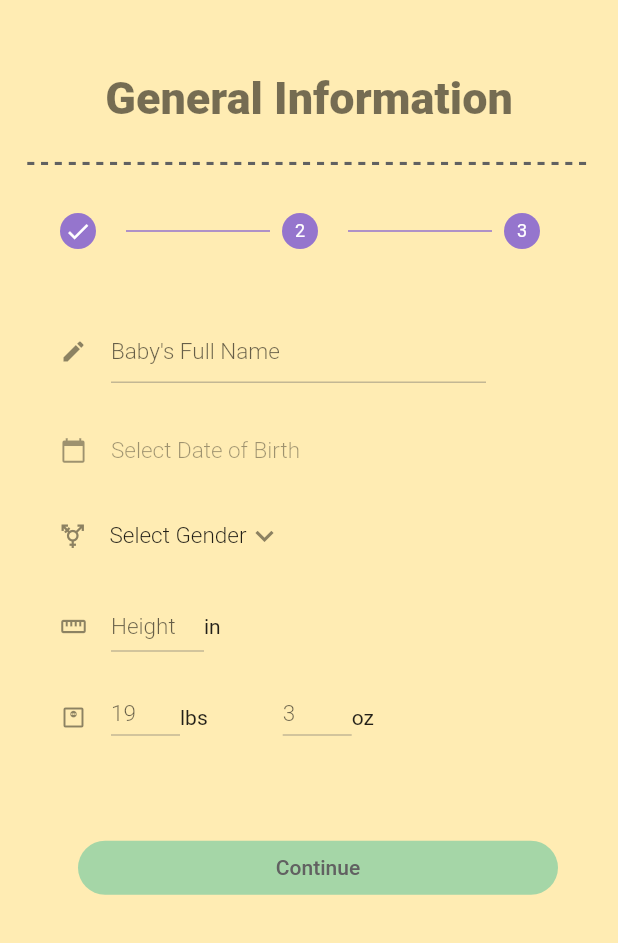
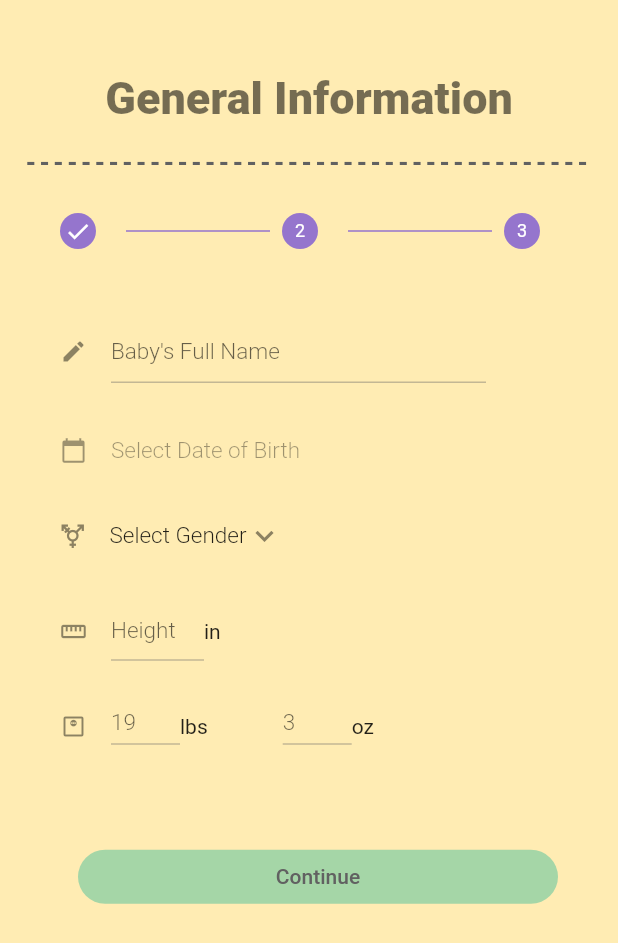
Before and after one commit to acm-projects/BabyQuest, a Flutter app: the screen it shows once a user with an empty profile is signed in, on a phone screen of 412 x 824 dp. Shown: the top 943 px of the screen. Run offline on Flutter 3.47's test engine with Material 2 defaults, Android fonts, the phone set to English and light mode, and no system bars; our stand-ins replace cloud_firestore, convex_bottom_bar, firebase_auth, firebase_core, firebase_storage, flutter_spinkit and 5 more; missing offline and left inert: flutter_libphonenumber; accounts and stored records are empty.

Commit message:
fixed height widget

```diff
--- a/client/lib/pages/main/main_wrapper.dart
+++ b/client/lib/pages/main/main_wrapper.dart
@@ -16,7 +16,7 @@ class MainWrapper extends StatefulWidget {
 }
 
 class _MainWrapperState extends State<MainWrapper> {
-  bool creatingProfile = true;
+  bool creatingProfile = false;
   PageController pageController = PageController(initialPage: 1);
 
   _MainWrapperState() {
--- a/client/lib/widgets/edit_profile_widgets.dart
+++ b/client/lib/widgets/edit_profile_widgets.dart
@@ -148,7 +148,7 @@ class EditProfileWidgets {
               icon: Icon(Icons.straighten),
               labelText: 'Height',
               isDense: true,
-              contentPadding: EdgeInsets.zero,
+              contentPadding: EdgeInsets.only(bottom: 6),
             ),
           ),
         ),
```
